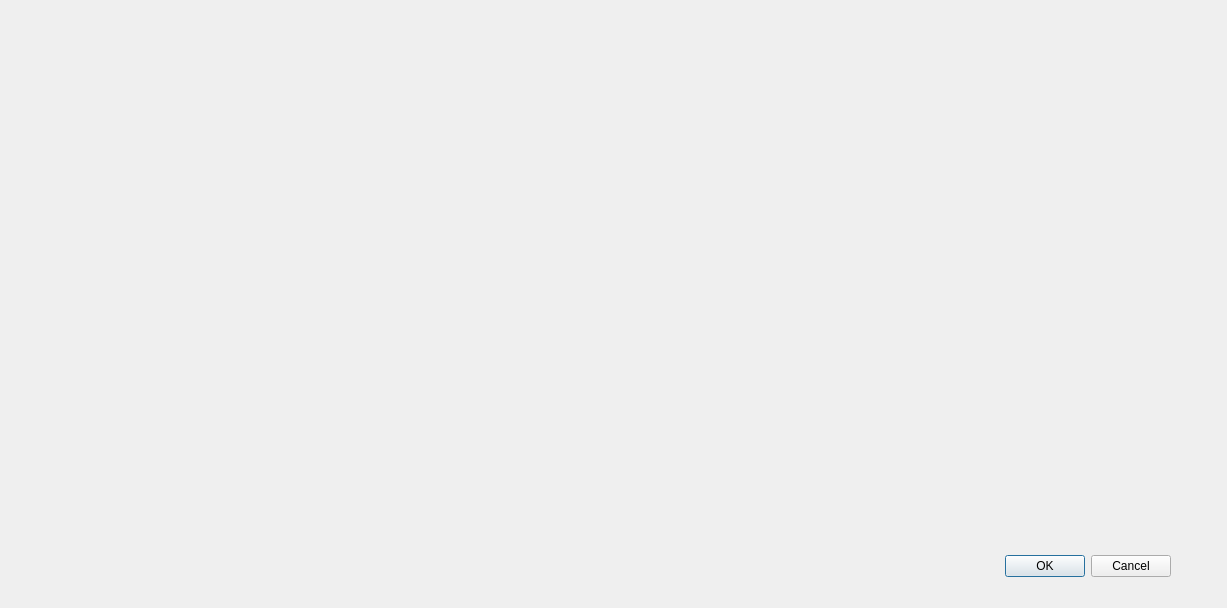
The window that nowyModelDialog.ui (militia11/shoes) describes before a commit, drawn with Qt 5.
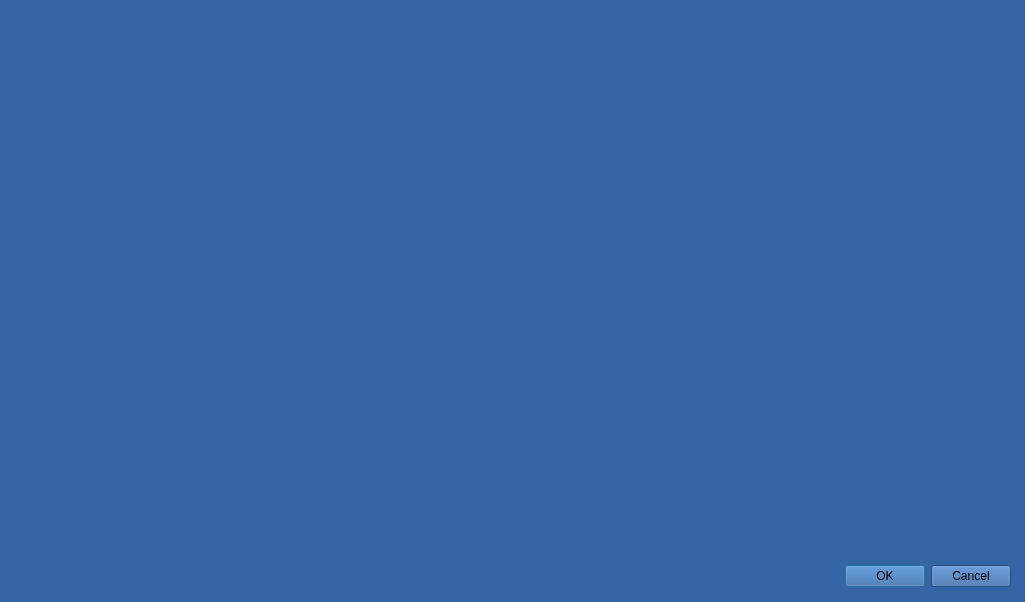
The same window after the commit.

The edit to the form file:
```diff
--- a/nowyModelDialog.ui
+++ b/nowyModelDialog.ui
@@ -6,18 +6,433 @@
    <rect>
     <x>0</x>
     <y>0</y>
-    <width>1227</width>
-    <height>608</height>
+    <width>1025</width>
+    <height>602</height>
    </rect>
   </property>
+  <property name="palette">
+   <palette>
+    <active>
+     <colorrole role="WindowText">
+      <brush brushstyle="SolidPattern">
+       <color alpha="255">
+        <red>0</red>
+        <green>0</green>
+        <blue>0</blue>
+       </color>
+      </brush>
+     </colorrole>
+     <colorrole role="Button">
+      <brush brushstyle="SolidPattern">
+       <color alpha="255">
+        <red>52</red>
+        <green>101</green>
+        <blue>164</blue>
+       </color>
+      </brush>
+     </colorrole>
+     <colorrole role="Light">
+      <brush brushstyle="SolidPattern">
+       <color alpha="255">
+        <red>78</red>
+        <green>152</green>
+        <blue>246</blue>
+       </color>
+      </brush>
+     </colorrole>
+     <colorrole role="Midlight">
+      <brush brushstyle="SolidPattern">
+       <color alpha="255">
+        <red>65</red>
+        <green>126</green>
+        <blue>205</blue>
+       </color>
+      </brush>
+     </colorrole>
+     <colorrole role="Dark">
+      <brush brushstyle="SolidPattern">
+       <color alpha="255">
+        <red>26</red>
+        <green>50</green>
+        <blue>82</blue>
+       </color>
+      </brush>
+     </colorrole>
+     <colorrole role="Mid">
+      <brush brushstyle="SolidPattern">
+       <color alpha="255">
+        <red>34</red>
+        <green>67</green>
+        <blue>109</blue>
+       </color>
+      </brush>
+     </colorrole>
+     <colorrole role="Text">
+      <brush brushstyle="SolidPattern">
+       <color alpha="255">
+        <red>0</red>
+        <green>0</green>
+        <blue>0</blue>
+       </color>
+      </brush>
+     </colorrole>
+     <colorrole role="BrightText">
+      <brush brushstyle="SolidPattern">
+       <color alpha="255">
+        <red>255</red>
+        <green>255</green>
+        <blue>255</blue>
+       </color>
+      </brush>
+     </colorrole>
+     <colorrole role="ButtonText">
+      <brush brushstyle="SolidPattern">
+       <color alpha="255">
+        <red>0</red>
+        <green>0</green>
+        <blue>0</blue>
+       </color>
+      </brush>
+     </colorrole>
+     <colorrole role="Base">
+      <brush brushstyle="SolidPattern">
+       <color alpha="255">
+        <red>255</red>
+        <green>255</green>
+        <blue>255</blue>
+       </color>
+      </brush>
+     </colorrole>
+     <colorrole role="Window">
+      <brush brushstyle="SolidPattern">
+       <color alpha="255">
+        <red>52</red>
+        <green>101</green>
+        <blue>164</blue>
+       </color>
+      </brush>
+     </colorrole>
+     <colorrole role="Shadow">
+      <brush brushstyle="SolidPattern">
+       <color alpha="255">
+        <red>0</red>
+        <green>0</green>
+        <blue>0</blue>
+       </color>
+      </brush>
+     </colorrole>
+     <colorrole role="AlternateBase">
+      <brush brushstyle="SolidPattern">
+       <color alpha="255">
+        <red>153</red>
+        <green>178</green>
+        <blue>209</blue>
+       </color>
+      </brush>
+     </colorrole>
+     <colorrole role="ToolTipBase">
+      <brush brushstyle="SolidPattern">
+       <color alpha="255">
+        <red>255</red>
+        <green>255</green>
+        <blue>220</blue>
+       </color>
+      </brush>
+     </colorrole>
+     <colorrole role="ToolTipText">
+      <brush brushstyle="SolidPattern">
+       <color alpha="255">
+        <red>0</red>
+        <green>0</green>
+        <blue>0</blue>
+       </color>
+      </brush>
+     </colorrole>
+    </active>
+    <inactive>
+     <colorrole role="WindowText">
+      <brush brushstyle="SolidPattern">
+       <color alpha="255">
+        <red>0</red>
+        <green>0</green>
+        <blue>0</blue>
+       </color>
+      </brush>
+     </colorrole>
+     <colorrole role="Button">
+      <brush brushstyle="SolidPattern">
+       <color alpha="255">
+        <red>52</red>
+        <green>101</green>
+        <blue>164</blue>
+       </color>
+      </brush>
+     </colorrole>
+     <colorrole role="Light">
+      <brush brushstyle="SolidPattern">
+       <color alpha="255">
+        <red>78</red>
+        <green>152</green>
+        <blue>246</blue>
+       </color>
+      </brush>
+     </colorrole>
+     <colorrole role="Midlight">
+      <brush brushstyle="SolidPattern">
+       <color alpha="255">
+        <red>65</red>
+        <green>126</green>
+        <blue>205</blue>
+       </color>
+      </brush>
+     </colorrole>
+     <colorrole role="Dark">
+      <brush brushstyle="SolidPattern">
+       <color alpha="255">
+        <red>26</red>
+        <green>50</green>
+        <blue>82</blue>
+       </color>
+      </brush>
+     </colorrole>
+     <colorrole role="Mid">
+      <brush brushstyle="SolidPattern">
+       <color alpha="255">
+        <red>34</red>
+        <green>67</green>
+        <blue>109</blue>
+       </color>
+      </brush>
+     </colorrole>
+     <colorrole role="Text">
+      <brush brushstyle="SolidPattern">
+       <color alpha="255">
+        <red>0</red>
+        <green>0</green>
+        <blue>0</blue>
+       </color>
+      </brush>
+     </colorrole>
+     <colorrole role="BrightText">
+      <brush brushstyle="SolidPattern">
+       <color alpha="255">
+        <red>255</red>
+        <green>255</green>
+        <blue>255</blue>
+       </color>
+      </brush>
+     </colorrole>
+     <colorrole role="ButtonText">
+      <brush brushstyle="SolidPattern">
+       <color alpha="255">
+        <red>0</red>
+        <green>0</green>
+        <blue>0</blue>
+       </color>
+      </brush>
+     </colorrole>
+     <colorrole role="Base">
+      <brush brushstyle="SolidPattern">
+       <color alpha="255">
+        <red>255</red>
+        <green>255</green>
+        <blue>255</blue>
+       </color>
+      </brush>
+     </colorrole>
+     <colorrole role="Window">
+      <brush brushstyle="SolidPattern">
+       <color alpha="255">
+        <red>52</red>
+        <green>101</green>
+        <blue>164</blue>
+       </color>
+      </brush>
+     </colorrole>
+     <colorrole role="Shadow">
+      <brush brushstyle="SolidPattern">
+       <color alpha="255">
+        <red>0</red>
+        <green>0</green>
+        <blue>0</blue>
+       </color>
+      </brush>
+     </colorrole>
+     <colorrole role="AlternateBase">
+      <brush brushstyle="SolidPattern">
+       <color alpha="255">
+        <red>153</red>
+        <green>178</green>
+        <blue>209</blue>
+       </color>
+      </brush>
+     </colorrole>
+     <colorrole role="ToolTipBase">
+      <brush brushstyle="SolidPattern">
+       <color alpha="255">
+        <red>255</red>
+        <green>255</green>
+        <blue>220</blue>
+       </color>
+      </brush>
+     </colorrole>
+     <colorrole role="ToolTipText">
+      <brush brushstyle="SolidPattern">
+       <color alpha="255">
+        <red>0</red>
+        <green>0</green>
+        <blue>0</blue>
+       </color>
+      </brush>
+     </colorrole>
+    </inactive>
+    <disabled>
+     <colorrole role="WindowText">
+      <brush brushstyle="SolidPattern">
+       <color alpha="255">
+        <red>26</red>
+        <green>50</green>
+        <blue>82</blue>
+       </color>
+      </brush>
+     </colorrole>
+     <colorrole role="Button">
+      <brush brushstyle="SolidPattern">
+       <color alpha="255">
+        <red>52</red>
+        <green>101</green>
+        <blue>164</blue>
+       </color>
+      </brush>
+     </colorrole>
+     <colorrole role="Light">
+      <brush brushstyle="SolidPattern">
+       <color alpha="255">
+        <red>78</red>
+        <green>152</green>
+        <blue>246</blue>
+       </color>
+      </brush>
+     </colorrole>
+     <colorrole role="Midlight">
+      <brush brushstyle="SolidPattern">
+       <color alpha="255">
+        <red>65</red>
+        <green>126</green>
+        <blue>205</blue>
+       </color>
+      </brush>
+     </colorrole>
+     <colorrole role="Dark">
+      <brush brushstyle="SolidPattern">
+       <color alpha="255">
+        <red>26</red>
+        <green>50</green>
+        <blue>82</blue>
+       </color>
+      </brush>
+     </colorrole>
+     <colorrole role="Mid">
+      <brush brushstyle="SolidPattern">
+       <color alpha="255">
+        <red>34</red>
+        <green>67</green>
+        <blue>109</blue>
+       </color>
+      </brush>
+     </colorrole>
+     <colorrole role="Text">
+      <brush brushstyle="SolidPattern">
+       <color alpha="255">
+        <red>26</red>
+        <green>50</green>
+        <blue>82</blue>
+       </color>
+      </brush>
+     </colorrole>
+     <colorrole role="BrightText">
+      <brush brushstyle="SolidPattern">
+       <color alpha="255">
+        <red>255</red>
+        <green>255</green>
+        <blue>255</blue>
+       </color>
+      </brush>
+     </colorrole>
+     <colorrole role="ButtonText">
+      <brush brushstyle="SolidPattern">
+       <color alpha="255">
+        <red>26</red>
+        <green>50</green>
+        <blue>82</blue>
+       </color>
+      </brush>
+     </colorrole>
+     <colorrole role="Base">
+      <brush brushstyle="SolidPattern">
+       <color alpha="255">
+        <red>52</red>
+        <green>101</green>
+        <blue>164</blue>
+       </color>
+      </brush>
+     </colorrole>
+     <colorrole role="Window">
+      <brush brushstyle="SolidPattern">
+       <color alpha="255">
+        <red>52</red>
+        <green>101</green>
+        <blue>164</blue>
+       </color>
+      </brush>
+     </colorrole>
+     <colorrole role="Shadow">
+      <brush brushstyle="SolidPattern">
+       <color alpha="255">
+        <red>0</red>
+        <green>0</green>
+        <blue>0</blue>
+       </color>
+      </brush>
+     </colorrole>
+     <colorrole role="AlternateBase">
+      <brush brushstyle="SolidPattern">
+       <color alpha="255">
+        <red>52</red>
+        <green>101</green>
+        <blue>164</blue>
+       </color>
+      </brush>
+     </colorrole>
+     <colorrole role="ToolTipBase">
+      <brush brushstyle="SolidPattern">
+       <color alpha="255">
+        <red>255</red>
+        <green>255</green>
+        <blue>220</blue>
+       </color>
+      </brush>
+     </colorrole>
+     <colorrole role="ToolTipText">
+      <brush brushstyle="SolidPattern">
+       <color alpha="255">
+        <red>0</red>
+        <green>0</green>
+        <blue>0</blue>
+       </color>
+      </brush>
+     </colorrole>
+    </disabled>
+   </palette>
+  </property>
   <property name="windowTitle">
    <string>Dialog</string>
   </property>
   <widget class="QDialogButtonBox" name="buttonBox">
    <property name="geometry">
     <rect>
-     <x>830</x>
-     <y>550</y>
+     <x>670</x>
+     <y>560</y>
      <width>341</width>
      <height>32</height>
     </rect>
```
